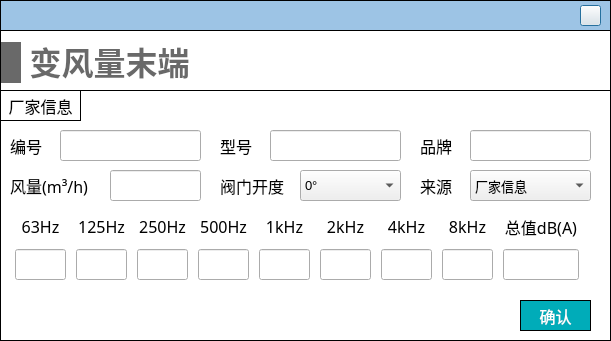
The window that NoiseCalSoft/inputDialog/dialog_vav_terminal.ui (haobana/NoiCal) describes before a commit, drawn with Qt 5.
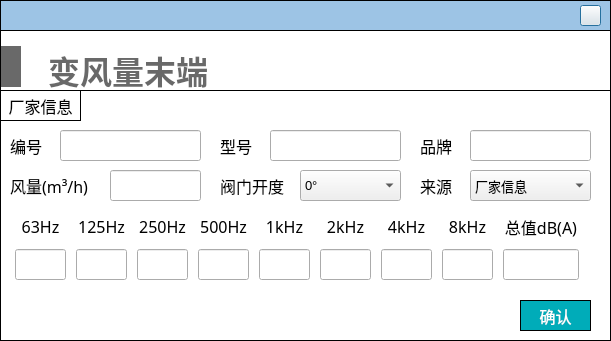
The same window after the commit. Icons and pictures are not drawn.

Diff of the .ui file:
```diff
--- a/NoiseCalSoft/inputDialog/dialog_vav_terminal.ui
+++ b/NoiseCalSoft/inputDialog/dialog_vav_terminal.ui
@@ -884,8 +884,8 @@
      <rect>
       <x>1</x>
       <y>10</y>
-      <width>191</width>
-      <height>45</height>
+      <width>228</width>
+      <height>54</height>
      </rect>
     </property>
     <layout class="QHBoxLayout" name="horizontalLayout_18">
@@ -920,6 +920,7 @@
         <font>
          <family>Microsoft YaHei</family>
          <pointsize>24</pointsize>
+         <weight>75</weight>
          <bold>true</bold>
         </font>
        </property>
```
Left out of the diff: 19 changed lines with no effect on the pictures.
